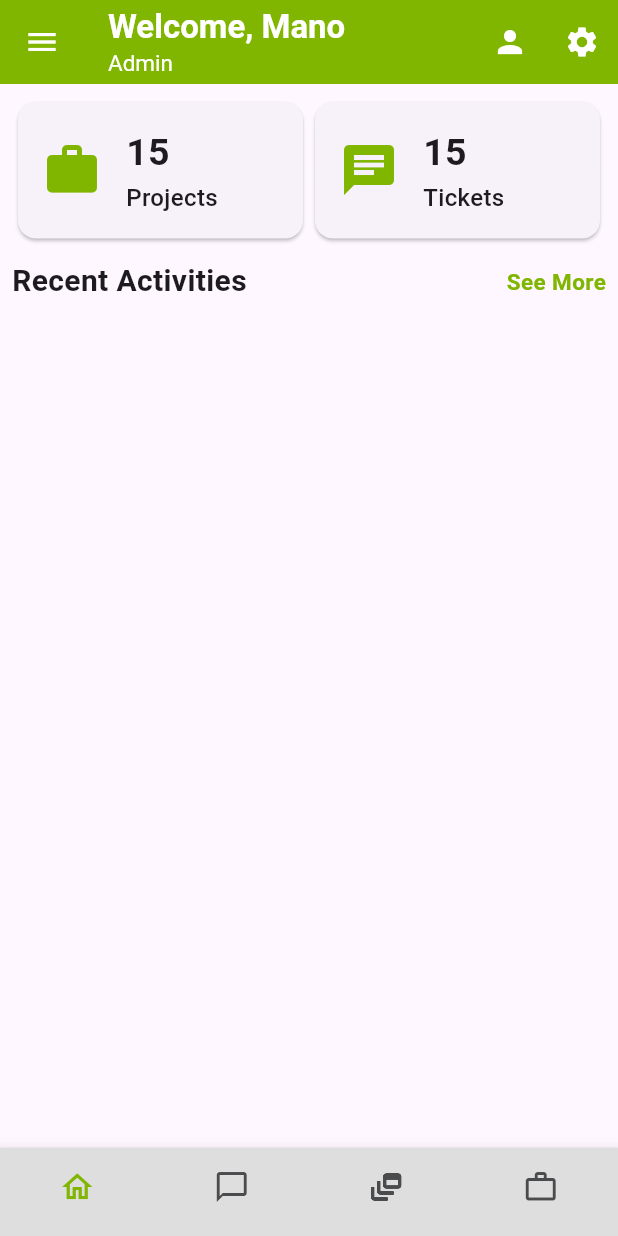
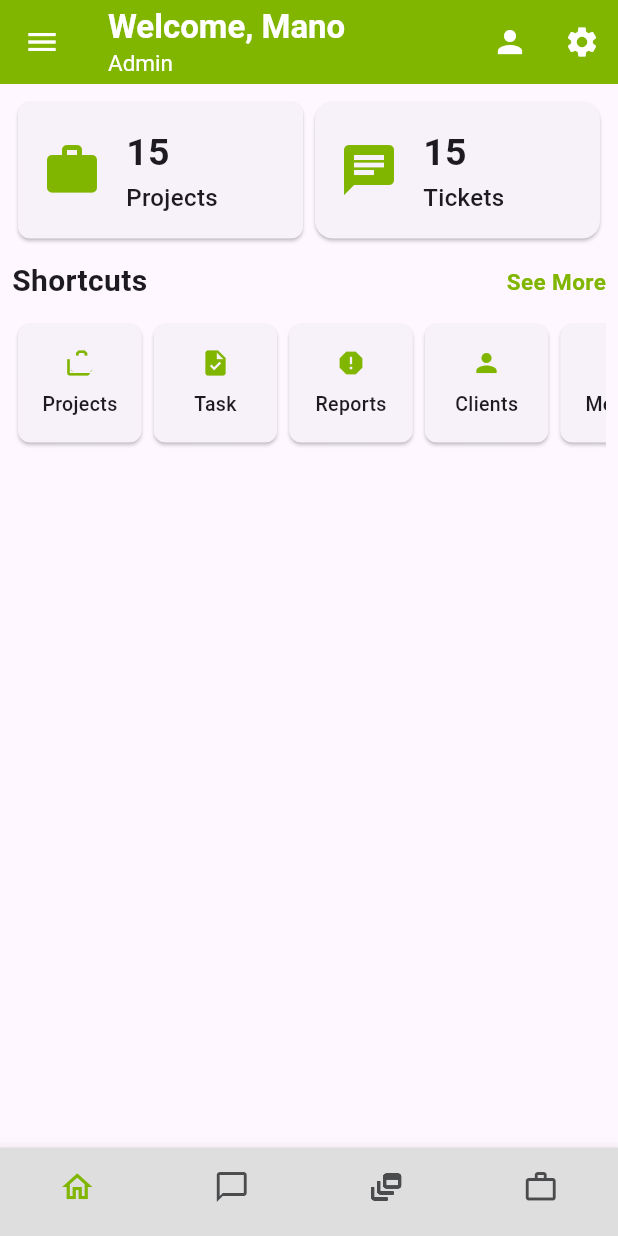
Before and after one commit to manobalaarul/office_crm, a Flutter app: the screen it shows after launch, on a phone screen of 412 x 824 dp. Run offline on Flutter 3.47's test engine with Material 3 defaults, Android fonts, the phone set to English and light mode, and no system bars.

Commit message:
Shortcuts

```diff
--- a/lib/features/presentation/screens/dashboard/admin/a_dashboard_screen.dart
+++ b/lib/features/presentation/screens/dashboard/admin/a_dashboard_screen.dart
@@ -1,6 +1,7 @@
 import 'package:flutter/material.dart';
 import 'package:office_app/features/presentation/widgets/appbar/appbar.dart';
 import 'package:office_app/features/presentation/widgets/common/title_card.dart';
+import 'package:office_app/features/presentation/widgets/dashboard/dashboard_shortcuts.dart';
 import 'package:office_app/features/presentation/widgets/dashboard/taskcount.dart';
 
 class AdminDashboardScreen extends StatefulWidget {
@@ -20,7 +21,8 @@ class _AdminDashboardScreenState extends State<AdminDashboardScreen> {
         child: Column(
           children: [
             Taskcount(),
-            TitleCard(title: 'Recent Activities'),
+            TitleCard(title: 'Shortcuts'),
+            DashboardShortcuts(),
           ],
         ),
       ),
--- /dev/null
+++ b/lib/features/presentation/widgets/common/shortcut_card.dart
@@ -0,0 +1,37 @@
+import 'package:flutter/material.dart';
+
+import '../../../../core/themes/color_theme.dart';
+
+class ShortcutCard extends StatelessWidget {
+  final String title;
+  final IconData icon;
+  const ShortcutCard({super.key, required this.title, required this.icon});
+
+  @override
+  Widget build(BuildContext context) {
+    var mediaQuery = MediaQuery.of(context).size;
+    final colors = Theme.of(context).extension<AppColorTheme>()!;
+
+    return Card(
+      shape: RoundedRectangleBorder(
+        borderRadius: BorderRadius.circular(8.0),
+      ),
+      elevation: 1,
+      child: Container(
+        padding: const EdgeInsets.all(16.0),
+        width: mediaQuery.width * 0.2,
+        child: Column(
+          crossAxisAlignment: CrossAxisAlignment.center,
+          children: [
+            Icon(icon, size: 20.0,color: colors.primary,),
+            const SizedBox(height: 8.0),
+            Text(
+              title,
+              style: TextStyle(fontSize: 13.0, fontWeight: FontWeight.w500),
+            ),
+          ],
+        ),
+      ),
+    );
+  }
+}
--- /dev/null
+++ b/lib/features/presentation/widgets/dashboard/dashboard_shortcuts.dart
@@ -0,0 +1,23 @@
+import 'package:flutter/material.dart';
+
+import '../common/shortcut_card.dart';
+
+class DashboardShortcuts extends StatelessWidget {
+  const DashboardShortcuts({super.key});
+
+  @override
+  Widget build(BuildContext context) {
+    return SingleChildScrollView(
+      scrollDirection: Axis.horizontal,
+      child: Row(
+        children: const [
+          ShortcutCard(title: 'Projects', icon: Icons.cases),
+          ShortcutCard(title: 'Task', icon: Icons.task),
+          ShortcutCard(title: 'Reports', icon: Icons.report),
+          ShortcutCard(title: 'Clients', icon: Icons.person),
+          ShortcutCard(title: 'Meeting', icon: Icons.video_call),
+        ],
+      ),
+    );
+  }
+}
--- a/lib/features/presentation/widgets/dashboard/taskcount.dart
+++ b/lib/features/presentation/widgets/dashboard/taskcount.dart
@@ -13,6 +13,9 @@ class Taskcount extends StatelessWidget {
       children: [
         Expanded(
           child: Card(
+            shape: RoundedRectangleBorder(
+              borderRadius: BorderRadius.circular(8.0),
+            ),
             elevation: 1,
             child: Padding(
               padding: const EdgeInsets.all(16.0),
```
